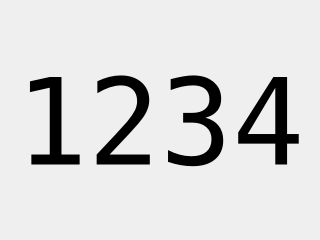
This is ui/PairWidget.ui in kipr/botui as Qt 5 draws it before an edit. The edited form follows.
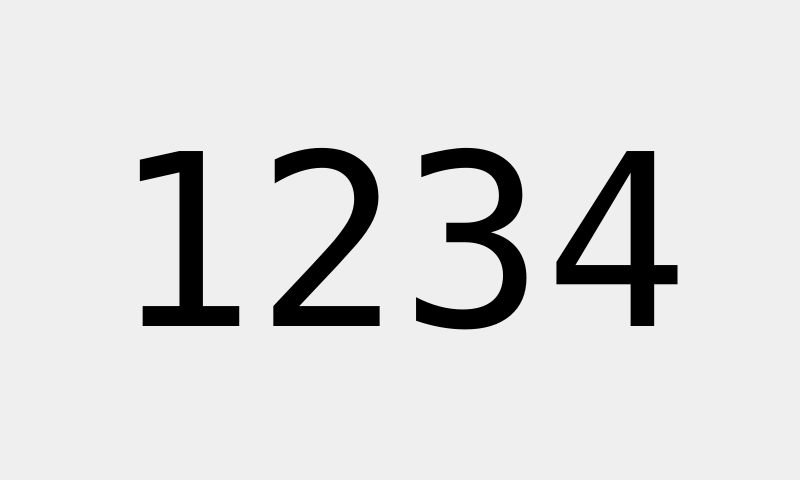
This is the edited form.

```diff
--- a/ui/PairWidget.ui
+++ b/ui/PairWidget.ui
@@ -6,8 +6,8 @@
    <rect>
     <x>0</x>
     <y>0</y>
-    <width>320</width>
-    <height>240</height>
+    <width>800</width>
+    <height>480</height>
    </rect>
   </property>
   <property name="windowTitle">
@@ -44,7 +44,7 @@
      <property name="font">
       <font>
        <family>DejaVu Sans Mono</family>
-       <pointsize>90</pointsize>
+       <pointsize>180</pointsize>
       </font>
      </property>
      <property name="styleSheet">
```
